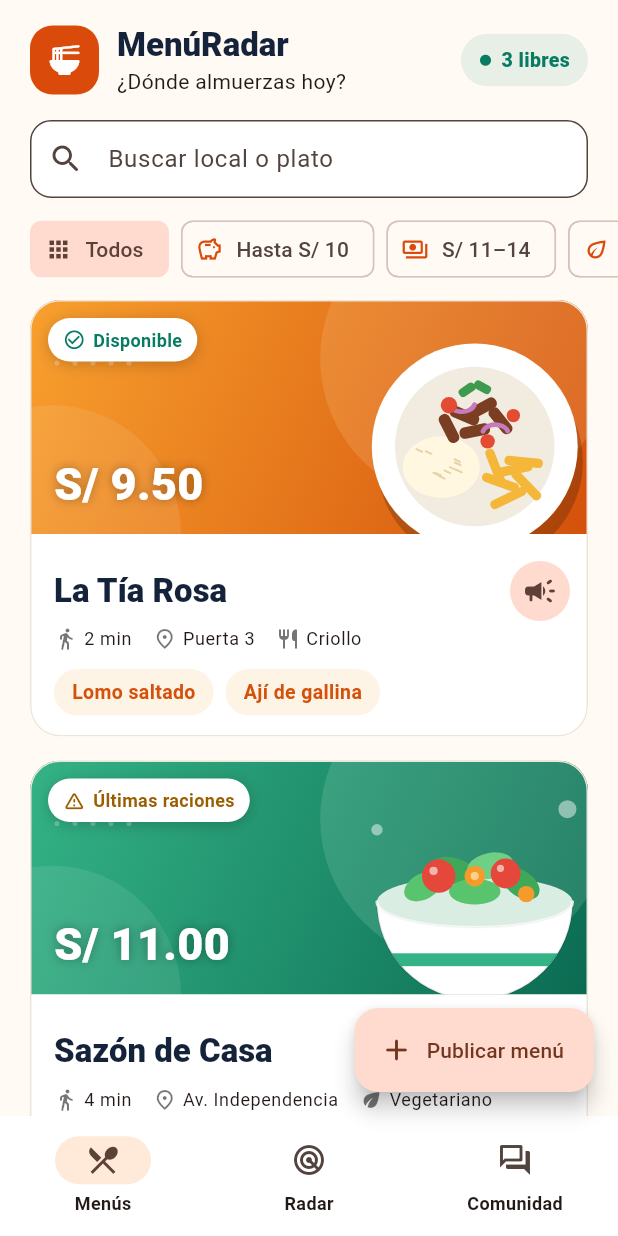
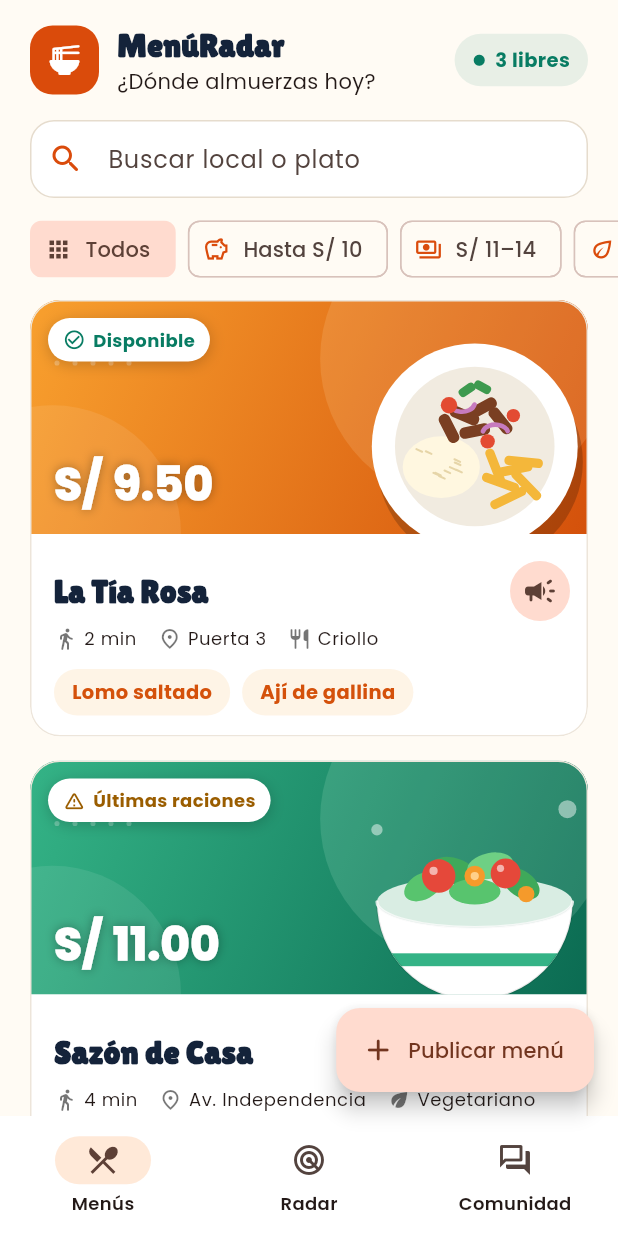
Before and after one commit to JoseGordilloMendoza/menuAppFlutter, a Flutter app: the screen it shows after launch, on a phone screen of 412 x 824 dp. Run offline on Flutter 3.47's test engine with Material 3 defaults, Android fonts, the phone set to English and light mode, and no system bars.

Commit message:
style: aplica Poppins como fuente base y Lilita One para titulares
Co-Authored-By: Claude Sonnet 5.5 <noreply@anthropic.com>

```diff
--- a/lib/theme/app_theme.dart
+++ b/lib/theme/app_theme.dart
@@ -11,20 +11,67 @@ class AppColors {
   static const ember = Color(0xFFB8360A);
 }
 
+/// Tipografías: Poppins para el texto y Lilita One para títulos y precios.
+class AppText {
+  static const body = 'Poppins';
+  static const displayFamily = 'LilitaOne';
+
+  /// Estilo de titular. Lilita One solo tiene un peso, por eso no se
+  /// le asigna negrita.
+  static TextStyle display(
+    double size, {
+    Color color = AppColors.navy,
+    double height = 1.1,
+    double letterSpacing = 0,
+    List<Shadow>? shadows,
+  }) => TextStyle(
+    fontFamily: displayFamily,
+    fontSize: size,
+    color: color,
+    height: height,
+    letterSpacing: letterSpacing,
+    fontWeight: FontWeight.w400,
+    shadows: shadows,
+  );
+}
+
 ThemeData buildAppTheme() {
   final scheme = ColorScheme.fromSeed(
     seedColor: AppColors.orange,
     primary: AppColors.orange,
     surface: AppColors.cream,
   );
-  return ThemeData(
+  final base = ThemeData(
     useMaterial3: true,
     colorScheme: scheme,
+    fontFamily: AppText.body,
+  );
+  final text = base.textTheme;
+  return base.copyWith(
     scaffoldBackgroundColor: AppColors.cream,
-    appBarTheme: const AppBarThemeData(
+    textTheme: text.copyWith(
+      headlineMedium: text.headlineMedium?.copyWith(
+        fontFamily: AppText.displayFamily,
+        fontWeight: FontWeight.w400,
+      ),
+      headlineSmall: text.headlineSmall?.copyWith(
+        fontFamily: AppText.displayFamily,
+        fontWeight: FontWeight.w400,
+      ),
+      titleLarge: text.titleLarge?.copyWith(
+        fontFamily: AppText.displayFamily,
+        fontWeight: FontWeight.w400,
+      ),
+    ),
+    appBarTheme: const AppBarTheme(
       backgroundColor: AppColors.cream,
       foregroundColor: AppColors.navy,
       centerTitle: false,
+      titleTextStyle: TextStyle(
+        fontFamily: AppText.displayFamily,
+        fontSize: 22,
+        color: AppColors.navy,
+      ),
     ),
     cardTheme: CardThemeData(
       color: Colors.white,
@@ -37,8 +84,30 @@ ThemeData buildAppTheme() {
     inputDecorationTheme: InputDecorationThemeData(
       filled: true,
       fillColor: Colors.white,
-      border: OutlineInputBorder(borderRadius: BorderRadius.circular(14)),
+      border: OutlineInputBorder(
+        borderRadius: BorderRadius.circular(16),
+        borderSide: const BorderSide(color: Color(0xFFE6DCCD)),
+      ),
+      enabledBorder: OutlineInputBorder(
+        borderRadius: BorderRadius.circular(16),
+        borderSide: const BorderSide(color: Color(0xFFE6DCCD)),
+      ),
+      focusedBorder: OutlineInputBorder(
+        borderRadius: BorderRadius.circular(16),
+        borderSide: const BorderSide(color: AppColors.orange, width: 2),
+      ),
+      prefixIconColor: AppColors.orange,
       contentPadding: const EdgeInsets.symmetric(horizontal: 16, vertical: 14),
+    ),
+    filledButtonTheme: FilledButtonThemeData(
+      style: FilledButton.styleFrom(
+        minimumSize: const Size.fromHeight(54),
+        textStyle: const TextStyle(
+          fontFamily: AppText.body,
+          fontWeight: FontWeight.w600,
+          fontSize: 16,
+        ),
+      ),
     ),
     navigationBarTheme: NavigationBarThemeData(
       backgroundColor: Colors.white,
```
